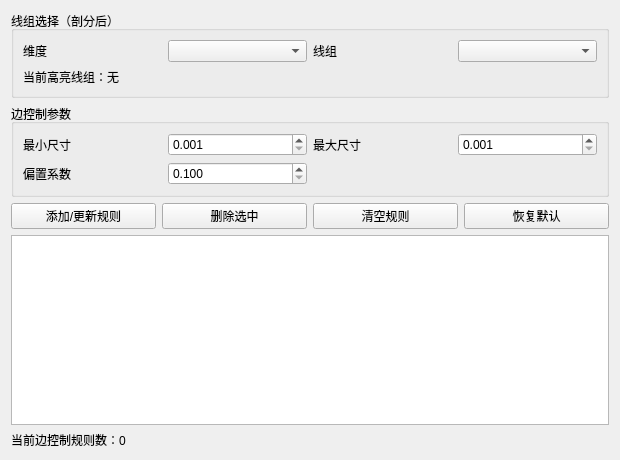
Above: plugins/Base_Mesh/MeshEdgeControlWidget.ui from asd977/base_cae before the change. Below: the same form after it.
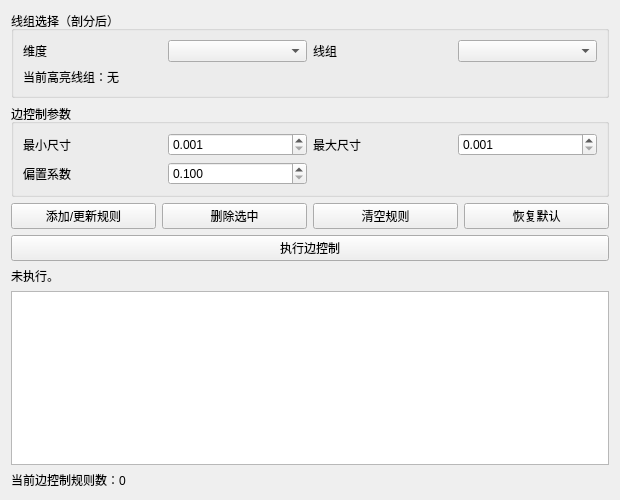
That is the form after the change.

Commit message: 补充边面体控制执行按钮并简化体控制展示逻辑

```diff
--- a/plugins/Base_Mesh/MeshEdgeControlWidget.ui
+++ b/plugins/Base_Mesh/MeshEdgeControlWidget.ui
@@ -2,7 +2,7 @@
 <ui version="4.0">
  <class>MeshEdgeControlWidget</class>
  <widget class="QWidget" name="MeshEdgeControlWidget">
-  <property name="geometry"><rect><x>0</x><y>0</y><width>620</width><height>460</height></rect></property>
+  <property name="geometry"><rect><x>0</x><y>0</y><width>620</width><height>500</height></rect></property>
   <property name="windowTitle"><string>边控制</string></property>
   <layout class="QVBoxLayout" name="verticalLayout">
    <item>
@@ -31,6 +31,8 @@
     </widget>
    </item>
    <item><layout class="QHBoxLayout" name="horizontalLayoutBtns"><item><widget class="QPushButton" name="btnAddOrUpdate"><property name="text"><string>添加/更新规则</string></property></widget></item><item><widget class="QPushButton" name="btnRemoveSelected"><property name="text"><string>删除选中</string></property></widget></item><item><widget class="QPushButton" name="btnClearRules"><property name="text"><string>清空规则</string></property></widget></item><item><widget class="QPushButton" name="btnResetDefaults"><property name="text"><string>恢复默认</string></property></widget></item></layout></item>
+   <item><widget class="QPushButton" name="btnApplyControls"><property name="text"><string>执行边控制</string></property></widget></item>
+   <item><widget class="QLabel" name="labelApplyStatus"><property name="text"><string>未执行。</string></property></widget></item>
    <item><widget class="QTableWidget" name="tableRules"/></item>
    <item><widget class="QLabel" name="labelSummary"><property name="text"><string>当前边控制规则数：0</string></property></widget></item>
   </layout>
```
Left out of the diff: 27 changed lines with no effect on the pictures. The commit also changes 8 other files.
